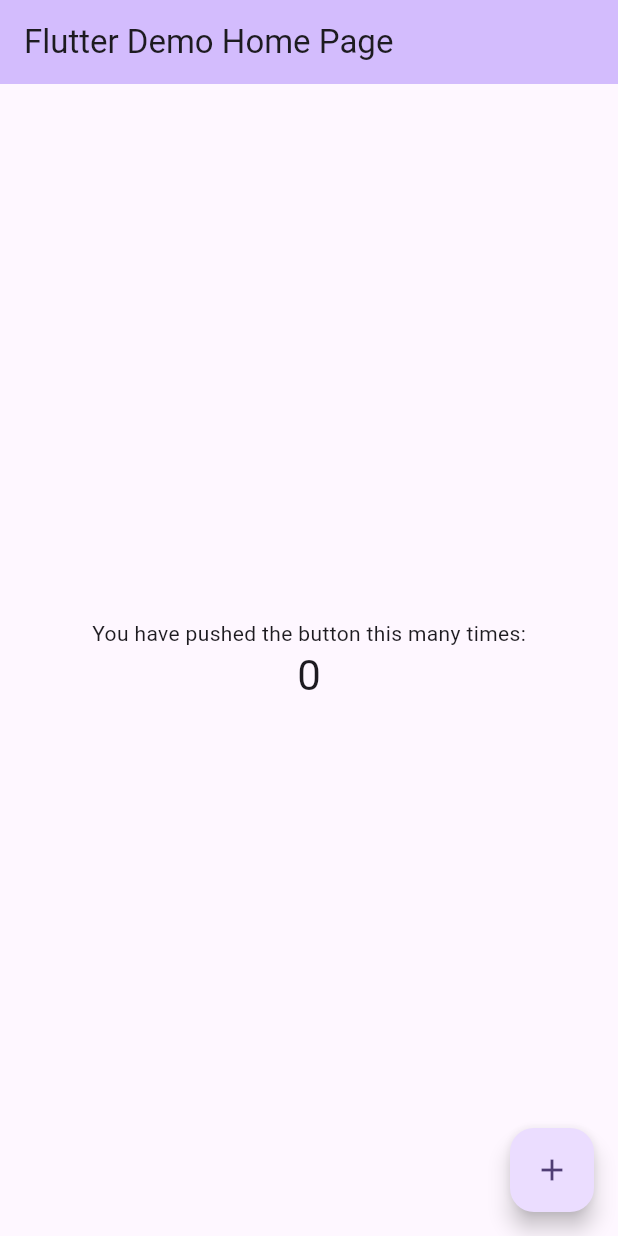
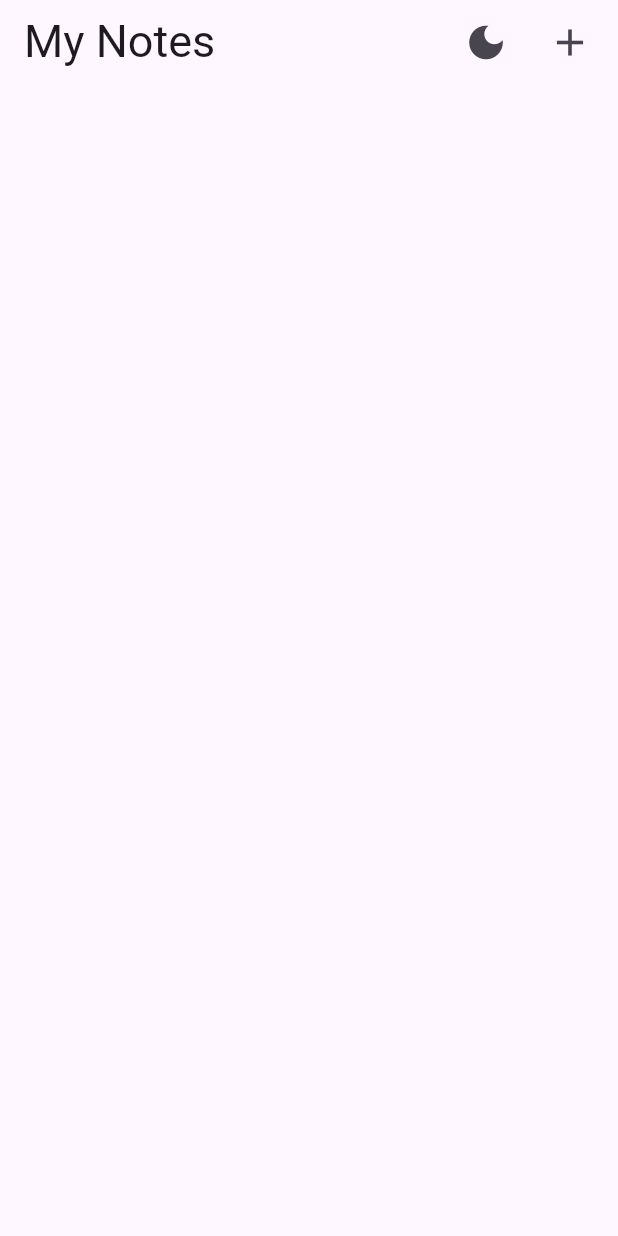
Before and after one commit to LeenAlkour/Task3Flutter, a Flutter app: the screen it shows after launch, on a phone screen of 412 x 824 dp. Run offline on Flutter 3.47's test engine with Material 3 defaults, Android fonts, the phone set to English and light mode, and no system bars; our stand-ins replace get, get_storage.

```diff
--- /dev/null
+++ b/lib/controller/controller.dart
@@ -0,0 +1,74 @@
+
+import 'package:get/get.dart';
+import 'package:get_storage/get_storage.dart';
+
+import '../model/note.dart';
+
+class Controller extends GetxController {
+  final box = GetStorage();
+  RxBool isDarkTheme = false.obs;
+  RxList<Note> notes = <Note>[].obs;
+// Function to change the theme to dark or light
+
+  void switchTheme() {
+    isDarkTheme.value = !isDarkTheme.value;
+    box.write('isDarkTheme', isDarkTheme.value);
+  }
+
+  @override
+  void onInit() {
+    super.onInit();
+    isDarkTheme.value = box.read('isDarkTheme') ?? false;
+
+    getNote();
+  }
+  // Function to get the list notes from storage(if exist)
+
+  void getNote() {
+    List<dynamic> notesJson = box.read<List<dynamic>>('notes') ?? [];
+    notes.value = notesJson
+        .map((json) => Note.fromJson(json as Map<String, dynamic>))
+        .toList();
+  }
+  // Function to add a note to the notes list and add it to storage
+
+  void addNote(String content, String title) {
+    title =
+        title.isNotEmpty == true ? title : generateTitleFromContent(content);
+
+    notes.add(Note(content: content, title: title));
+    StorageNotes(notes);
+  }
+
+  // Function to delete a note from the notes list and delete it from storage
+  void deleteNote(int id) {
+    notes.removeAt(id);
+    StorageNotes(notes);
+  }
+
+// Function to change the title or content of the note
+
+  void editNote(int id, String title, String content) {
+    notes[id].title = title;
+    notes[id].content = content;
+    notes.refresh();
+    StorageNotes(notes);
+  }
+// Function to generates the title of the note from its content if the title is not entered
+
+  String generateTitleFromContent(String content) {
+    List<String> words = content.split(' ');
+
+    if (words.length < 3) {
+      return words.join(' ');
+    }
+    return words.sublist(0, 3).join(' ');
+  }
+// Function to storage notes in device
+
+  void StorageNotes(List<Note> notes) {
+    List<Map<String, dynamic>> notesJson =
+        notes.map((Note) => Note.toJson()).toList();
+    box.write('notes', notesJson);
+  }
+}
--- a/lib/main.dart
+++ b/lib/main.dart
@@ -1,125 +1,32 @@
+import 'package:flutter/cupertino.dart';
 import 'package:flutter/material.dart';
+import 'package:get/get.dart';
+import 'package:get/get_core/src/get_main.dart';
+import 'package:get/get_navigation/src/root/get_material_app.dart';
+import 'package:get_storage/get_storage.dart';
+import 'package:untitled3/view/display_notes.dart';
 
-void main() {
+import 'controller/controller.dart';
+
+void main() async {
+  await GetStorage.init();
   runApp(const MyApp());
 }
 
-class MyApp extends StatelessWidget {
+class MyApp extends StatefulWidget {
   const MyApp({super.key});
 
-  // This widget is the root of your application.
   @override
+  State<MyApp> createState() => _MyAppState();
+}
+
+class _MyAppState extends State<MyApp> {
+  Controller controller = Get.put(Controller());
   Widget build(BuildContext context) {
-    return MaterialApp(
-      title: 'Flutter Demo',
-      theme: ThemeData(
-        // This is the theme of your application.
-        //
-        // TRY THIS: Try running your application with "flutter run". You'll see
-        // the application has a purple toolbar. Then, without quitting the app,
-        // try changing the seedColor in the colorScheme below to Colors.green
-        // and then invoke "hot reload" (save your changes or press the "hot
-        // reload" button in a Flutter-supported IDE, or press "r" if you used
-        // the command line to start the app).
-        //
-        // Notice that the counter didn't reset back to zero; the application
-        // state is not lost during the reload. To reset the state, use hot
-        // restart instead.
-        //
-        // This works for code too, not just values: Most code changes can be
-        // tested with just a hot reload.
-        colorScheme: ColorScheme.fromSeed(seedColor: Colors.deepPurple),
-        useMaterial3: true,
-      ),
-      home: const MyHomePage(title: 'Flutter Demo Home Page'),
-    );
+    return Obx(() => GetMaterialApp(
+        theme:
+            controller.isDarkTheme.value ? ThemeData.dark() : ThemeData.light(),
+        debugShowCheckedModeBanner: false,
+        home: const DisplayNotes()));
   }
 }
-
-class MyHomePage extends StatefulWidget {
-  const MyHomePage({super.key, required this.title});
-
-  // This widget is the home page of your application. It is stateful, meaning
-  // that it has a State object (defined below) that contains fields that affect
-  // how it looks.
-
-  // This class is the configuration for the state. It holds the values (in this
-  // case the title) provided by the parent (in this case the App widget) and
-  // used by the build method of the State. Fields in a Widget subclass are
-  // always marked "final".
-
-  final String title;
-
-  @override
-  State<MyHomePage> createState() => _MyHomePageState();
-}
-
-class _MyHomePageState extends State<MyHomePage> {
-  int _counter = 0;
-
-  void _incrementCounter() {
-    setState(() {
-      // This call to setState tells the Flutter framework that something has
-      // changed in this State, which causes it to rerun the build method below
-      // so that the display can reflect the updated values. If we changed
-      // _counter without calling setState(), then the build method would not be
-      // called again, and so nothing would appear to happen.
-      _counter++;
-    });
-  }
-
-  @override
-  Widget build(BuildContext context) {
-    // This method is rerun every time setState is called, for instance as done
-    // by the _incrementCounter method above.
-    //
-    // The Flutter framework has been optimized to make rerunning build methods
-    // fast, so that you can just rebuild anything that needs updating rather
-    // than having to individually change instances of widgets.
-    return Scaffold(
-      appBar: AppBar(
-        // TRY THIS: Try changing the color here to a specific color (to
-        // Colors.amber, perhaps?) and trigger a hot reload to see the AppBar
-        // change color while the other colors stay the same.
-        backgroundColor: Theme.of(context).colorScheme.inversePrimary,
-        // Here we take the value from the MyHomePage object that was created by
-        // the App.build method, and use it to set our appbar title.
-        title: Text(widget.title),
-      ),
-      body: Center(
-        // Center is a layout widget. It takes a single child and positions it
-        // in the middle of the parent.
-        child: Column(
-          // Column is also a layout widget. It takes a list of children and
-          // arranges them vertically. By default, it sizes itself to fit its
-          // children horizontally, and tries to be as tall as its parent.
-          //
-          // Column has various properties to control how it sizes itself and
-          // how it positions its children. Here we use mainAxisAlignment to
-          // center the children vertically; the main axis here is the vertical
-          // axis because Columns are vertical (the cross axis would be
-          // horizontal).
-          //
-          // TRY THIS: Invoke "debug painting" (choose the "Toggle Debug Paint"
-          // action in the IDE, or press "p" in the console), to see the
-          // wireframe for each widget.
-          mainAxisAlignment: MainAxisAlignment.center,
-          children: <Widget>[
-            const Text(
-              'You have pushed the button this many times:',
-            ),
-            Text(
-              '$_counter',
-              style: Theme.of(context).textTheme.headlineMedium,
-            ),
-          ],
-        ),
-      ),
-      floatingActionButton: FloatingActionButton(
-        onPressed: _incrementCounter,
-        tooltip: 'Increment',
-        child: const Icon(Icons.add),
-      ), // This trailing comma makes auto-formatting nicer for build methods.
-    );
-  }
-}
--- /dev/null
+++ b/lib/model/note.dart
@@ -0,0 +1,23 @@
+import 'package:flutter/material.dart';
+
+class Note {
+  String title;
+  String content;
+  Note({
+    required this.title,
+    required this.content,
+  });
+  Map<String, dynamic> toJson() {
+    return {
+      'title': title,
+      'content': content,
+    };
+  }
+
+  factory Note.fromJson(Map<String, dynamic> json) {
+    return Note(
+      title: json['title'],
+      content: json['content'],
+    );
+  }
+}
--- /dev/null
+++ b/lib/view/display_notes.dart
@@ -0,0 +1,90 @@
+import 'package:flutter/material.dart';
+import 'package:get/get.dart';
+import '../controller/controller.dart';
+import 'add_note_screen.dart';
+import 'custom_list_item.dart';
+import 'one_note_screen.dart';
+
+class DisplayNotes extends StatefulWidget {
+  const DisplayNotes({super.key});
+  @override
+  State<DisplayNotes> createState() => _DisplayNotesState();
+}
+
+class _DisplayNotesState extends State<DisplayNotes> {
+  Controller controller = Get.find();
+  @override
+  void initState() {
+    controller.getNote();
+
+    super.initState();
+  }
+
+  @override
+  Widget build(BuildContext context) {
+    return Scaffold(
+        appBar: AppBar(
+          actions: [
+            Padding(
+              padding: const EdgeInsets.only(right: 8.0),
+              child: IconButton(
+                onPressed: () {
+                  controller.getNote();
+                  controller.switchTheme();
+                },
+                icon: controller.isDarkTheme.value
+                    ? const Icon(
+                        Icons.light_mode,
+                        size: 30,
+                      )
+                    : const Icon(
+                        Icons.dark_mode,
+                        size: 30,
+                      ),
+              ),
+            ),
+            Padding(
+              padding: const EdgeInsets.only(right: 8.0),
+              child: IconButton(
+                onPressed: () {
+                  Get.to(const AddNoteScreen());
+                },
+                icon: const Icon(
+                  Icons.add,
+                  size: 30,
+                ),
+              ),
+            )
+          ],
+          title: const Text(
+            "My Notes",
+            style: TextStyle(
+              fontSize: 30,
+            ),
+          ),
+        ),
+        body: Obx(() => Padding(
+            padding: const EdgeInsets.all(8.0),
+            child: ListView.builder(
+                shrinkWrap: true,
+                itemCount: controller.notes.length,
+                itemBuilder: (context, index) {
+                  var note = controller.notes[index];
+                  return GestureDetector(
+                    onTap: () {
+                      Get.to(NoteScreen(
+                        title: note.title,
+                        content: note.content,
+                        id: index,
+                      ));
+                    },
+                    child: Padding(
+                        padding: const EdgeInsets.all(2),
+                        child: CustomListItem(
+                          title: note.title,
+                          content: note.content,
+                        )),
+                  );
+                }))));
+  }
+}
--- a/pubspec.yaml
+++ b/pubspec.yaml
@@ -35,6 +35,9 @@ dependencies:
   # The following adds the Cupertino Icons font to your application.
   # Use with the CupertinoIcons class for iOS style icons.
   cupertino_icons: ^1.0.8
+  get_storage: ^2.1.1
+  get: ^4.6.6
+
 
 dev_dependencies:
   flutter_test:
```
Also changed, not shown: lib/view/add_note_screen.dart (added, +69 -0 lines), lib/view/custom_list_item.dart (added, +38 -0 lines), lib/view/one_note_screen.dart (added, +78 -0 lines), pubspec.lock.
